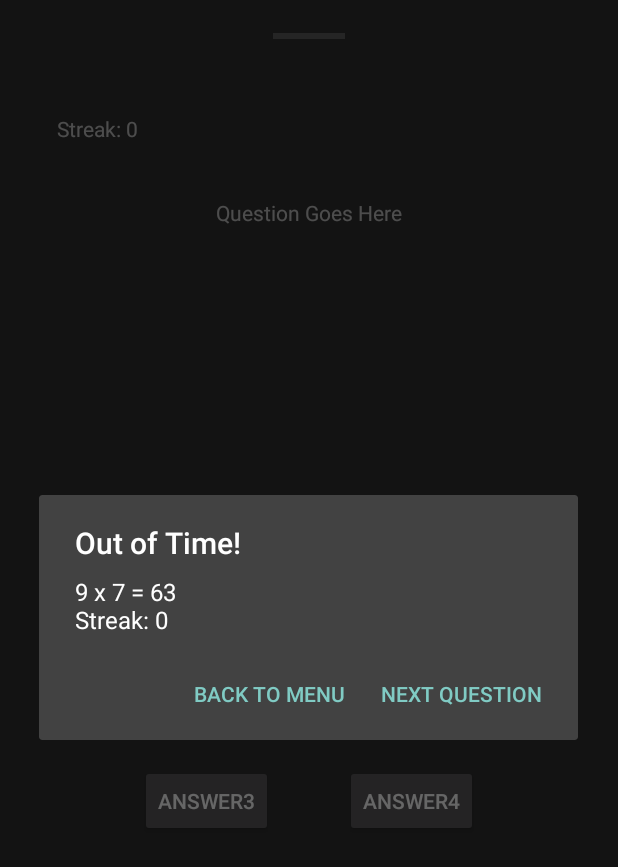
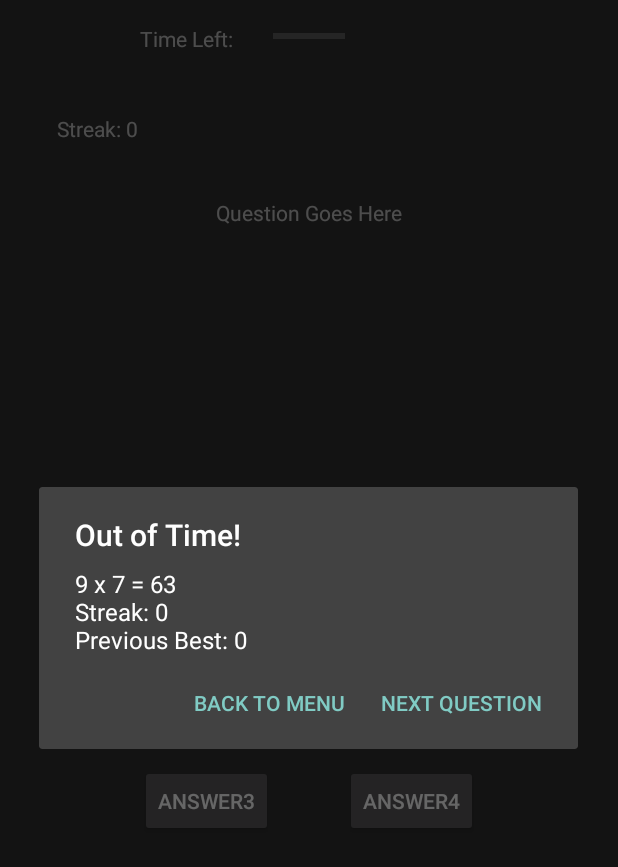
Before and after one commit to willardw/Mathemaniacs, an Android app: the layout activity_game.xml on its own in the app's theme, with its tools: preview values and no code run, on a phone screen of 412 x 824 dp. Shown: the top 867 px of the screen. Run offline under Robolectric (Android 15) with nearby library versions, the phone set to English and light mode, and no system bars.

Commit message:
Added a textView to game_activity to display time left with progresss bar. Added sharedPreferences to save previous best streaks for each mode, and display them at failure instances.

```diff
--- a/app/src/main/AndroidManifest.xml
+++ b/app/src/main/AndroidManifest.xml
@@ -4,7 +4,7 @@
 
     <application
         android:allowBackup="true"
-        android:icon="@mipmap/ic_launcher"
+        android:icon="@mipmap/mathemaniacs_launcher"
         android:label="@string/app_name"
         android:supportsRtl="true"
         android:theme="@style/Theme.AppCompat.NoActionBar">
--- a/app/src/main/java/com/willard/william/mathemaniacs/MainActivity.java
+++ b/app/src/main/java/com/willard/william/mathemaniacs/MainActivity.java
@@ -1,12 +1,15 @@
 package com.willard.william.mathemaniacs;
 
 import android.content.Intent;
+import android.content.SharedPreferences;
+import android.preference.PreferenceManager;
 import android.support.v7.app.AppCompatActivity;
 import android.os.Bundle;
 import android.view.KeyEvent;
 import android.view.View;
 
 public class MainActivity extends AppCompatActivity {
+
 
     @Override
     protected void onCreate(Bundle savedInstanceState) {
@@ -20,7 +23,6 @@ public class MainActivity extends AppCompatActivity {
 
     public void basicMultiplyButtonPressed(View v) {
         Intent intent = new Intent(this, GameActivity.class);
-        //TODO put extra for previous best streak from database, do for each mode
         intent.putExtra("streak", 0);
         intent.putExtra("mode", 0);
         startActivity(intent);
--- a/app/src/main/res/layout/activity_game.xml
+++ b/app/src/main/res/layout/activity_game.xml
@@ -81,4 +81,13 @@
         android:layout_marginTop="44dp"
         android:id="@+id/streakText" />
 
+    <TextView
+        android:text="Time Left: "
+        android:layout_width="wrap_content"
+        android:layout_height="wrap_content"
+        android:id="@+id/timeLeftText"
+        android:layout_alignParentTop="true"
+        android:layout_alignLeft="@+id/answer1Button"
+        android:layout_alignStart="@+id/answer1Button" />
+
 </RelativeLayout>
--- a/app/src/main/res/values/strings.xml
+++ b/app/src/main/res/values/strings.xml
@@ -1,3 +1,9 @@
 <resources>
     <string name="app_name">Mathemaniacs</string>
+    <string name="basicMultiHighScore">BasicMultiHighScore</string>
+    <string name="advancedMultiHighScore">AdvancedMultiHighScore</string>
+    <string name="expertMultiHighScore">ExpertMultiHighScore</string>
+    <string name="squaresHighScore">SquaresHighScore</string>
+    <string name="moduloHighScore">ModuloHighScore</string>
+    <string name="factorialHighScore">FactorialHighScore</string>
 </resources>
```
Also changed, not shown: app/src/main/java/com/willard/william/mathemaniacs/GameActivity.java (+74 -10 lines), app/src/main/mathemaniacs_launcher-web.png (added), app/src/main/res/mipmap-hdpi/mathemaniacs_launcher.png (added), app/src/main/res/mipmap-mdpi/mathemaniacs_launcher.png (added), app/src/main/res/mipmap-xhdpi/mathemaniacs_launcher.png (added), app/src/main/res/mipmap-xxhdpi/mathemaniacs_launcher.png (added), app/src/main/res/mipmap-xxxhdpi/mathemaniacs_launcher.png (added).
